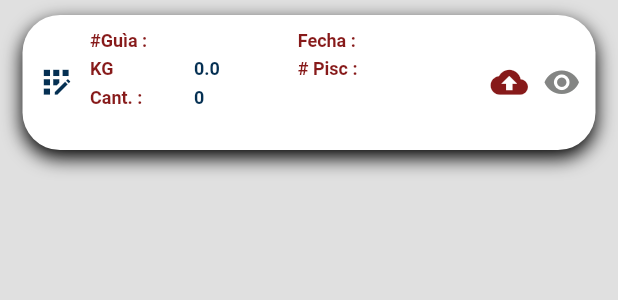
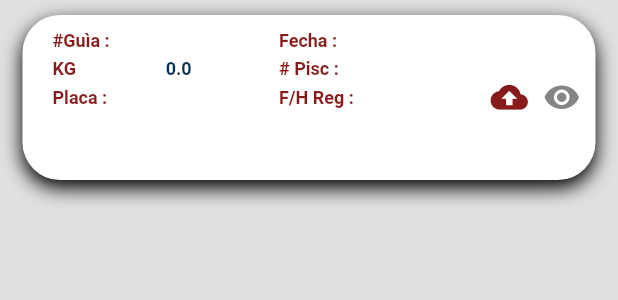
Before and after one commit to bareca90/bines_app, a Flutter app: the AssigmentBinCard widget shown alone on an empty page, opened directly with empty values, on a phone screen of 412 x 824 dp. Shown: the top 300 px of the screen. Run offline on Flutter 3.47's test engine with Material 2 defaults, Android fonts, the light colour scheme and no system bars; our stand-ins replace sqflite; missing offline and left inert: flutter_barcode_scanner; accounts and stored records are empty; network calls fail.

Commit message:
Se Procedio a modificar la lista para que aparezca la placa

```diff
--- a/lib/screens/exit_plant_list_screen.dart
+++ b/lib/screens/exit_plant_list_screen.dart
@@ -16,8 +16,8 @@ class ExitPlantListScreen extends StatelessWidget {
     /* final listaGuiasAsignadas =
         Provider.of<AssiggrListProvider>(context, listen: false); */
     final listaGuiasServices = Provider.of<DataGuiasDayServices>(context);
-    const String cedula = '1206702175';
-    const String tipo = 'GUIAPESCAD';
+    const String cedula = '1234567890';
+    const String tipo = 'GUIAPESCAD'; //Obtener Guias del Día
     final listaGuiasAsignadas = Provider.of<AssiggrListProvider>(context);
     listaGuiasAsignadas.cargarGrAsignadas(cedula, tipo);
 
@@ -49,10 +49,11 @@ class ExitPlantListScreen extends StatelessWidget {
                       listaGuiasAsignadas.asignados[indice].copy();
 
                   final nroguia = listaGuiasAsignadas.asignados[indice].nroguia;
-                  final listaBinGuiaAsignada =
+                  //Se COmenta esta Linea que invocaba a la pantalla para registrar bines por guias
+                  /* final listaBinGuiaAsignada =
                       Provider.of<BinGrAsignado>(context, listen: false);
                   listaBinGuiaAsignada.cargarBinAsignadas(nroguia);
-                  Navigator.pushNamed(context, 'asigbin');
+                  Navigator.pushNamed(context, 'asigbin'); */
                 },
                 child: AssigmentBinCard(
                   asignados: listaGuiasAsignadas.asignados[indice],
--- a/lib/screens/home_screen.dart
+++ b/lib/screens/home_screen.dart
@@ -15,7 +15,7 @@ class HomeScreen extends StatelessWidget {
     final menuOptions = AppRoutes.menuOptions;
     return Scaffold(
       appBar: AppBar(
-        title: const Text('Registro de Bines'),
+        title: const Text('Control - Pesca (CMP)'),
         //agregar boton para logout
         actions: [
           IconButton(
--- a/lib/widgets/assigment_bin_card.dart
+++ b/lib/widgets/assigment_bin_card.dart
@@ -20,13 +20,13 @@ class AssigmentBinCard extends StatelessWidget {
       child: Container(
         margin: const EdgeInsets.only(top: 10, bottom: 15),
         width: double.infinity,
-        height: 90,
+        height: 110,
         decoration: _cardBorders(),
         child: Row(
           children: [
             const Padding(padding: EdgeInsets.only(left: 10)),
-            const Icon(Icons.app_registration,
-                size: 25, color: AppTheme.primary),
+            /* const Icon(Icons.app_registration,
+                size: 25, color: AppTheme.primary), */
             Expanded(
               //flex: 0,
               child: Container(
@@ -65,12 +65,23 @@ class AssigmentBinCard extends StatelessWidget {
                       color: Colors.white,
                     ),
                     Text(
-                      'Cant. :',
+                      'Placa :',
                       style: TextStyle(
                           fontSize: tamanio,
                           color: AppTheme.second,
                           fontWeight: FontWeight.bold),
                     ),
+                    /* const Divider(
+                      height: 5,
+                      color: Colors.white,
+                    ),
+                    Text(
+                      'Placa :',
+                      style: TextStyle(
+                          fontSize: tamanio,
+                          color: AppTheme.second,
+                          fontWeight: FontWeight.bold),
+                    ), */
                   ],
                 ),
               ),
@@ -114,7 +125,7 @@ class AssigmentBinCard extends StatelessWidget {
                       color: Colors.white,
                     ),
                     Text(
-                      asignados.cant.toString(),
+                      asignados.placa.toString(),
                       style: TextStyle(
                           fontSize: tamanio,
                           color: AppTheme.primary,
@@ -150,6 +161,17 @@ class AssigmentBinCard extends StatelessWidget {
                           color: AppTheme.second,
                           fontWeight: FontWeight.bold),
                     ),
+                    const Divider(
+                      height: 5,
+                      color: Colors.white,
+                    ),
+                    Text(
+                      'F/H Reg :',
+                      style: TextStyle(
+                          fontSize: tamanio,
+                          color: AppTheme.second,
+                          fontWeight: FontWeight.bold),
+                    ),
                   ],
                 ),
               ),
@@ -175,6 +197,17 @@ class AssigmentBinCard extends StatelessWidget {
                     ),
                     Text(
                       asignados.piscina,
+                      style: TextStyle(
+                          fontSize: tamanio,
+                          color: AppTheme.primary,
+                          fontWeight: FontWeight.bold),
+                    ),
+                    const Divider(
+                      height: 5,
+                      color: Colors.white,
+                    ),
+                    Text(
+                      asignados.fechahorareg,
                       style: TextStyle(
                           fontSize: tamanio,
                           color: AppTheme.primary,
```
